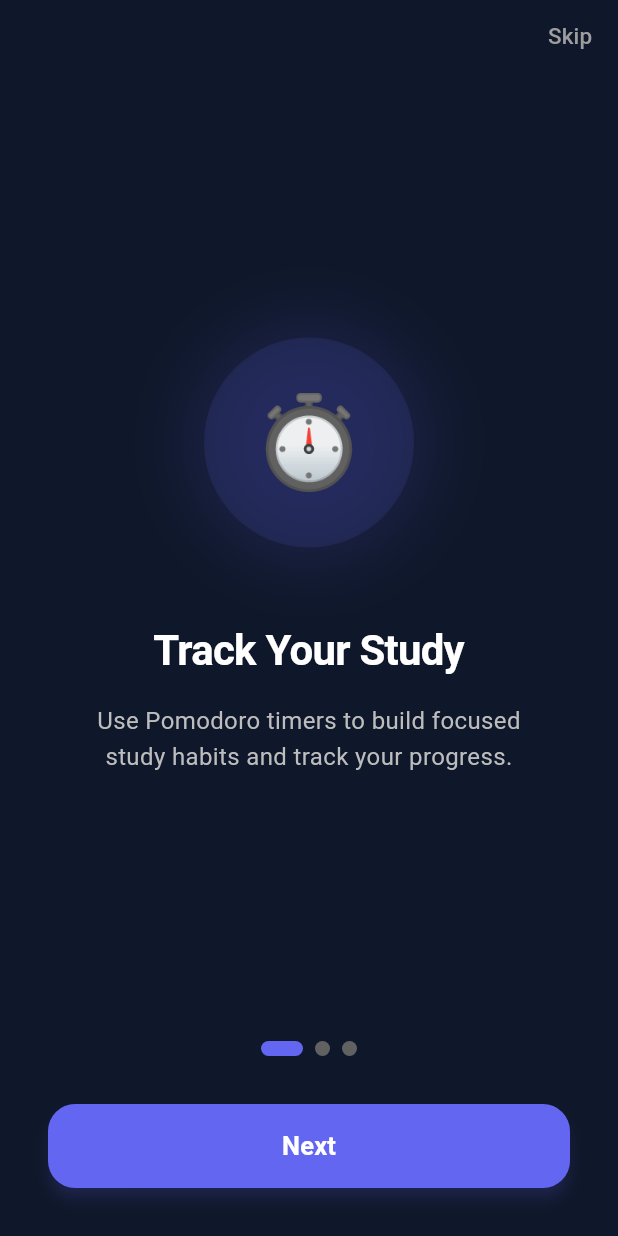
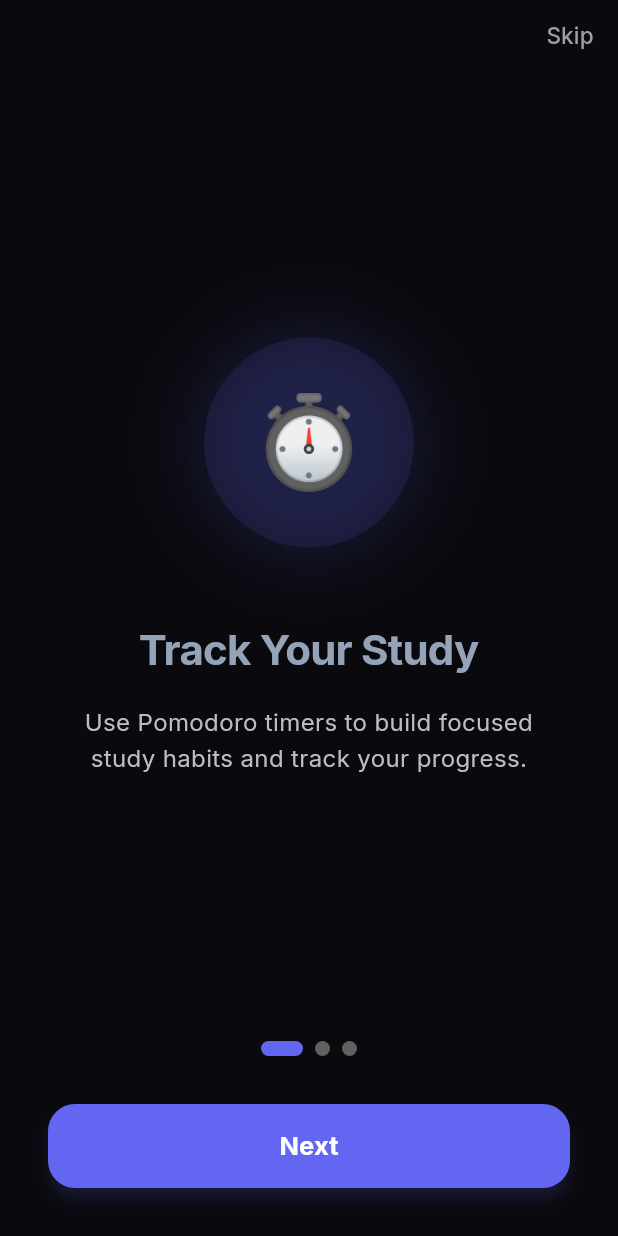
Before and after one commit to Rabhdeveloper/project, a Flutter app: the screen it shows after launch, on a phone screen of 412 x 824 dp. Run offline on Flutter 3.47's test engine with Material 3 defaults, Android fonts, the light colour scheme and no system bars; our stand-ins replace dio, fl_chart, flutter_animate, google_fonts, shared_preferences.

Commit message:
feat: upgrade frontend UI to premium glassmorphism design

```diff
--- a/frontend/lib/main.dart
+++ b/frontend/lib/main.dart
@@ -3,6 +3,7 @@
 import 'screens/login_screen.dart';
 import 'screens/onboarding_screen.dart';
 import 'package:shared_preferences/shared_preferences.dart';
+import 'theme.dart';
 
 void main() {
   runApp(const SmartStudyTrackerApp());
@@ -17,44 +18,8 @@
       title: 'Smart Study & Productivity',
       debugShowCheckedModeBanner: false,
       themeMode: ThemeMode.dark,
-      theme: ThemeData(
-        brightness: Brightness.light,
-        colorScheme: ColorScheme.fromSeed(seedColor: Colors.deepPurple),
-        useMaterial3: true,
-      ),
-      darkTheme: ThemeData(
-        useMaterial3: true,
-        brightness: Brightness.dark,
-        scaffoldBackgroundColor: const Color(0xFF0F172A), // Slate 900
-        colorScheme: const ColorScheme.dark(
-          primary: Color(0xFF6366F1), // Indigo 500
-          secondary: Color(0xFF10B981), // Emerald 500
-          surface: Color(0xFF1E293B), // Slate 800
-        ),
-        appBarTheme: const AppBarTheme(
-          backgroundColor: Colors.transparent,
-          elevation: 0,
-          centerTitle: false,
-          titleTextStyle: TextStyle(
-            fontSize: 24,
-            fontWeight: FontWeight.bold,
-            letterSpacing: -0.5,
-            color: Colors.white,
-          ),
-        ),
-        cardTheme: CardThemeData(
-          color: const Color(0xFF1E293B),
-          elevation: 8.0,
-          shape: RoundedRectangleBorder(borderRadius: BorderRadius.circular(20)),
-        ),
-        bottomNavigationBarTheme: const BottomNavigationBarThemeData(
-          backgroundColor: Color(0xFF1E293B),
-          selectedItemColor: Color(0xFF6366F1),
-          unselectedItemColor: Color(0xFF64748B),
-          showUnselectedLabels: true,
-          type: BottomNavigationBarType.fixed,
-        ),
-      ),
+      theme: ThemeData.light(), // Fallback
+      darkTheme: AppTheme.darkTheme,
       home: const AuthGate(),
     );
   }
--- /dev/null
+++ b/frontend/lib/theme.dart
@@ -0,0 +1,92 @@
+import 'dart:ui';
+import 'package:flutter/material.dart';
+import 'package:google_fonts/google_fonts.dart';
+
+class AppTheme {
+  // Ultra-Premium Dark Palette
+  static const Color background = Color(0xFF09090E); // Deepest almost-black navy
+  static const Color surface = Color(0xFF13141F); // Slightly lighter surface
+  static const Color primary = Color(0xFF6366F1); // Indigo
+  static const Color primaryAccent = Color(0xFF8B5CF6); // Violet
+  static const Color secondary = Color(0xFF10B981); // Emerald
+  static const Color accentNeon = Color(0xFFEC4899); // Neon Pink
+
+  static const Color textPrimary = Color(0xFFF8FAFC);
+  static const Color textSecondary = Color(0xFF94A3B8);
+
+  static ThemeData get darkTheme {
+    return ThemeData(
+      useMaterial3: true,
+      brightness: Brightness.dark,
+      scaffoldBackgroundColor: background,
+      colorScheme: const ColorScheme.dark(
+        primary: primary,
+        secondary: secondary,
+        surface: surface,
+        background: background,
+      ),
+      textTheme: GoogleFonts.interTextTheme(ThemeData.dark().textTheme).copyWith(
+        displayLarge: GoogleFonts.inter(color: textPrimary, fontWeight: FontWeight.bold, letterSpacing: -1),
+        displayMedium: GoogleFonts.inter(color: textPrimary, fontWeight: FontWeight.bold, letterSpacing: -0.5),
+        titleLarge: GoogleFonts.inter(color: textPrimary, fontWeight: FontWeight.w600),
+        bodyLarge: GoogleFonts.inter(color: textPrimary),
+        bodyMedium: GoogleFonts.inter(color: textSecondary),
+      ),
+      appBarTheme: AppBarTheme(
+        backgroundColor: Colors.transparent,
+        elevation: 0,
+        centerTitle: false,
+        titleTextStyle: GoogleFonts.inter(
+          fontSize: 26,
+          fontWeight: FontWeight.w800,
+          letterSpacing: -0.8,
+          color: textPrimary,
+        ),
+      ),
+      cardTheme: CardThemeData(
+        color: surface,
+        elevation: 0,
+        shape: RoundedRectangleBorder(borderRadius: BorderRadius.circular(24)),
+      ),
+    );
+  }
+}
+
+// ─── Reusable Glassmorphic Container ──────────────────────────────────────────
+class GlassContainer extends StatelessWidget {
+  final Widget child;
+  final EdgeInsetsGeometry padding;
+  final double borderRadius;
+  final double blur;
+  final Color color;
+  final Color borderColor;
+
+  const GlassContainer({
+    super.key,
+    required this.child,
+    this.padding = const EdgeInsets.all(20),
+    this.borderRadius = 24.0,
+    this.blur = 15.0,
+    this.color = const Color(0x1AFFFFFF), // 10% white
+    this.borderColor = const Color(0x1AFFFFFF), // 10% white
+  });
+
+  @override
+  Widget build(BuildContext context) {
+    return ClipRRect(
+      borderRadius: BorderRadius.circular(borderRadius),
+      child: BackdropFilter(
+        filter: ImageFilter.blur(sigmaX: blur, sigmaY: blur),
+        child: Container(
+          padding: padding,
+          decoration: BoxDecoration(
+            color: color,
+            borderRadius: BorderRadius.circular(borderRadius),
+            border: Border.all(color: borderColor, width: 1.5),
+          ),
+          child: child,
+        ),
+      ),
+    );
+  }
+}
--- a/frontend/pubspec.yaml
+++ b/frontend/pubspec.yaml
@@ -39,6 +39,8 @@
   dio: ^5.9.2
   fl_chart: ^1.2.0
   web_socket_channel: ^3.0.3
+  google_fonts: ^6.2.1
+  flutter_animate: ^4.5.0
 
 dev_dependencies:
   flutter_test:
```
Also changed, not shown: frontend/lib/screens/dashboard_screen.dart (+41 -70 lines), frontend/lib/screens/main_layout.dart (+26 -14 lines), frontend/pubspec.lock, 2 other files.
